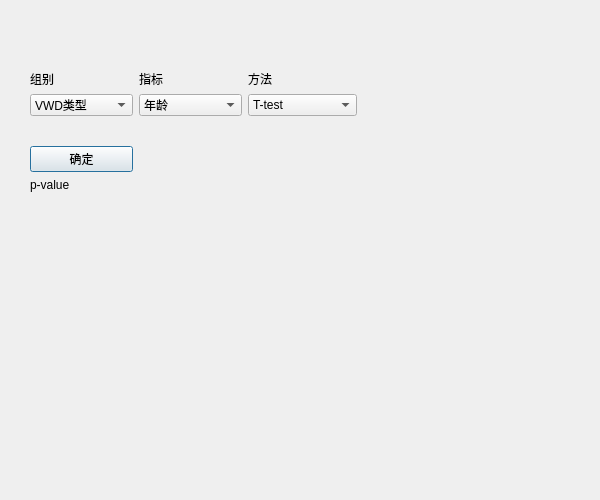
Old version of the form UI/TestWindow.ui in the repository lemonhhh/Clinic_Test_Data_Software.
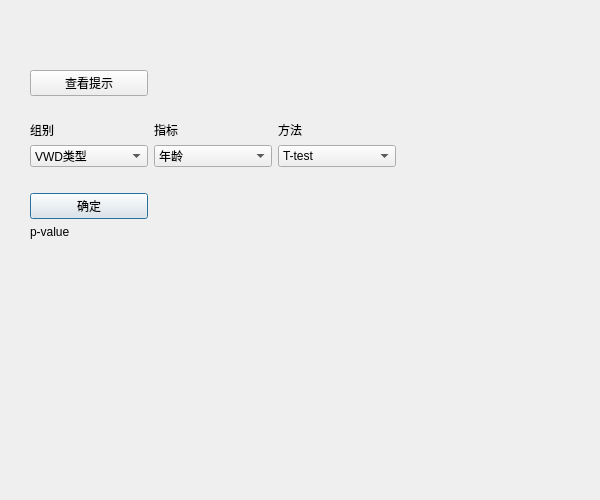
New version of the form.

```diff
--- a/UI/TestWindow.ui
+++ b/UI/TestWindow.ui
@@ -30,20 +30,26 @@
     <rect>
      <x>30</x>
      <y>70</y>
-     <width>327</width>
-     <height>122</height>
+     <width>366</width>
+     <height>169</height>
     </rect>
    </property>
    <layout class="QGridLayout" name="gridLayout">
-    <item row="0" column="0">
+    <item row="2" column="0">
      <widget class="QLabel" name="label">
+      <property name="styleSheet">
+       <string notr="true">font: 75 13pt &quot;Heiti SC&quot;;</string>
+      </property>
       <property name="text">
        <string>组别</string>
       </property>
      </widget>
     </item>
-    <item row="1" column="0">
+    <item row="3" column="0">
      <widget class="QComboBox" name="comboBox_group">
+      <property name="styleSheet">
+       <string notr="true">font: 13pt &quot;Heiti SC&quot;;</string>
+      </property>
       <item>
        <property name="text">
         <string>VWD类型</string>
@@ -71,8 +77,24 @@
       </item>
      </widget>
     </item>
-    <item row="1" column="1">
+    <item row="4" column="0">
+     <spacer name="verticalSpacer">
+      <property name="orientation">
+       <enum>Qt::Vertical</enum>
+      </property>
+      <property name="sizeHint" stdset="0">
+       <size>
+        <width>20</width>
+        <height>40</height>
+       </size>
+      </property>
+     </spacer>
+    </item>
+    <item row="3" column="1">
      <widget class="QComboBox" name="comboBox_data">
+      <property name="styleSheet">
+       <string notr="true">font: 13pt &quot;Heiti SC&quot;;</string>
+      </property>
       <item>
        <property name="text">
         <string>年龄</string>
@@ -100,45 +122,51 @@
       </item>
      </widget>
     </item>
-    <item row="2" column="0">
-     <spacer name="verticalSpacer">
-      <property name="orientation">
-       <enum>Qt::Vertical</enum>
-      </property>
-      <property name="sizeHint" stdset="0">
-       <size>
-        <width>20</width>
-        <height>40</height>
-       </size>
-      </property>
-     </spacer>
-    </item>
-    <item row="3" column="0">
-     <widget class="QPushButton" name="pushButton">
+    <item row="6" column="1">
+     <widget class="QLabel" name="label_result">
       <property name="styleSheet">
-       <string notr="true">font: 75 13pt &quot;Heiti SC&quot;;</string>
+       <string notr="true">font: 13pt &quot;Heiti SC&quot;;</string>
       </property>
       <property name="text">
-       <string>确定</string>
+       <string/>
       </property>
      </widget>
     </item>
-    <item row="0" column="2">
+    <item row="2" column="2">
      <widget class="QLabel" name="label_3">
+      <property name="styleSheet">
+       <string notr="true">font: 75 13pt &quot;Heiti SC&quot;;</string>
+      </property>
       <property name="text">
        <string>方法</string>
       </property>
      </widget>
     </item>
-    <item row="0" column="1">
+    <item row="5" column="0">
+     <widget class="QPushButton" name="pushButton">
+      <property name="styleSheet">
+       <string notr="true">font: 75 13pt &quot;Heiti SC&quot;;</string>
+      </property>
+      <property name="text">
+       <string>确定</string>
+      </property>
+     </widget>
+    </item>
+    <item row="2" column="1">
      <widget class="QLabel" name="label_2">
+      <property name="styleSheet">
+       <string notr="true">font: 13pt &quot;Heiti SC&quot;;</string>
+      </property>
       <property name="text">
        <string>指标</string>
       </property>
      </widget>
     </item>
-    <item row="1" column="2">
+    <item row="3" column="2">
      <widget class="QComboBox" name="comboBox_method">
+      <property name="styleSheet">
+       <string notr="true">font: 13pt &quot;Heiti SC&quot;;</string>
+      </property>
       <item>
        <property name="text">
         <string>T-test</string>
@@ -161,20 +189,39 @@
       </item>
      </widget>
     </item>
-    <item row="4" column="0">
+    <item row="6" column="0">
      <widget class="QLabel" name="label_4">
+      <property name="styleSheet">
+       <string notr="true">font: 13pt &quot;Heiti SC&quot;;</string>
+      </property>
       <property name="text">
        <string>p-value</string>
       </property>
      </widget>
     </item>
-    <item row="4" column="1">
-     <widget class="QLabel" name="label_result">
+    <item row="0" column="0">
+     <widget class="QPushButton" name="btn_help">
+      <property name="styleSheet">
+       <string notr="true">font: 13pt &quot;Heiti SC&quot;;</string>
+      </property>
       <property name="text">
-       <string> </string>
+       <string>查看提示</string>
       </property>
      </widget>
     </item>
+    <item row="1" column="0">
+     <spacer name="verticalSpacer_2">
+      <property name="orientation">
+       <enum>Qt::Vertical</enum>
+      </property>
+      <property name="sizeHint" stdset="0">
+       <size>
+        <width>20</width>
+        <height>40</height>
+       </size>
+      </property>
+     </spacer>
+    </item>
    </layout>
   </widget>
  </widget>
```
